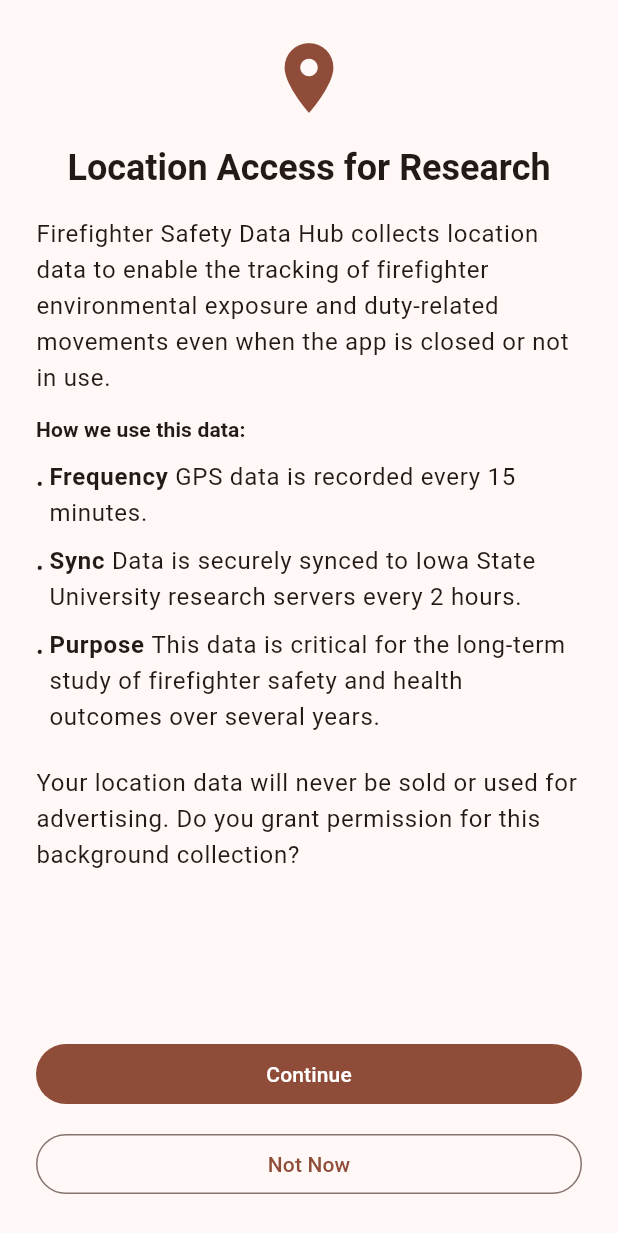
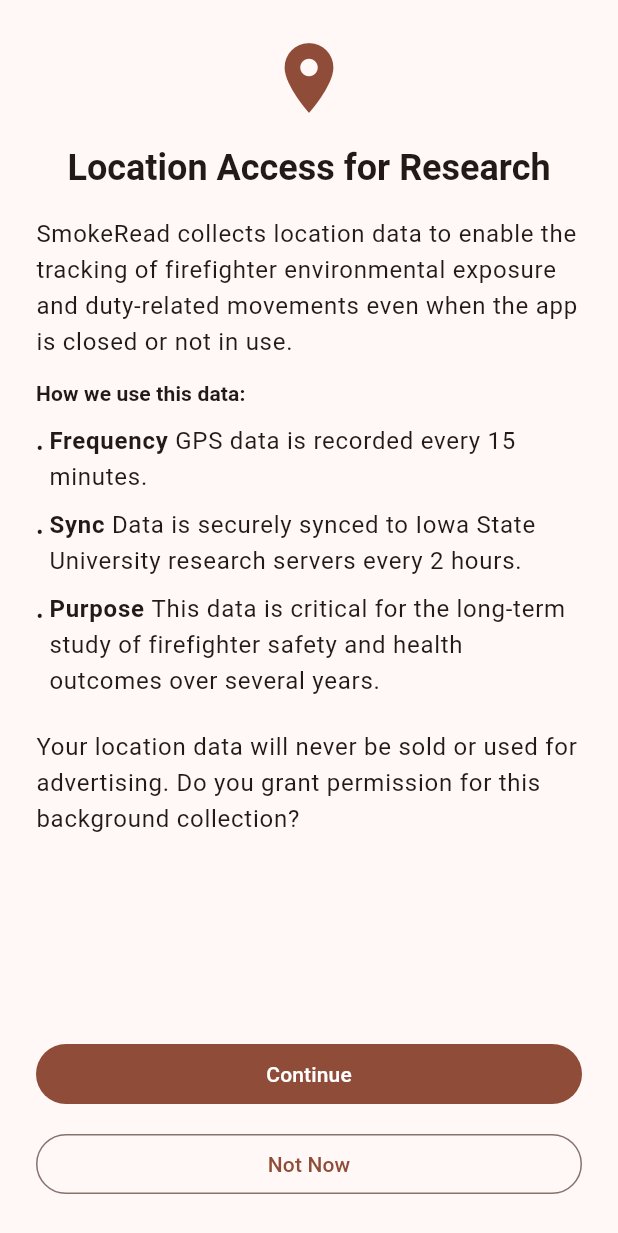
Before and after one commit to zycheah/firefighter-data-hub-frontend, a Flutter app: the LocationConsentPage screen opened directly, on a phone screen of 412 x 824 dp. Shown: the top 1233 px of the screen. Run offline on Flutter 3.47's test engine with Material 3 defaults, Android fonts, the phone set to English and light mode, and no system bars; our stand-ins replace flutter_secure_storage, geolocator, logger, permission_handler, shared_preferences, sqflite; missing offline and left inert: flutter_foreground_task; accounts and stored records are empty.

Commit message:
feat(mobile): rename the app to SmokeRead and update the app icon

```diff
--- a/mobile/lib/doc/location_consent.dart
+++ b/mobile/lib/doc/location_consent.dart
@@ -1,6 +1,6 @@
 final Map<String, dynamic> locationAccessContent = {
   "screen_title": "Location Access for Research",
-  "description": "Firefighter Safety Data Hub collects location data to enable the tracking of firefighter environmental exposure and duty-related movements even when the app is closed or not in use.",
+  "description": "SmokeRead collects location data to enable the tracking of firefighter environmental exposure and duty-related movements even when the app is closed or not in use.",
   "usage_section": {
     "title": "How we use this data:",
     "details": [
--- a/mobile/lib/main.dart
+++ b/mobile/lib/main.dart
@@ -38,7 +38,7 @@
   @override
   Widget build(BuildContext context) {
     return MaterialApp(
-      title: 'Firefighter Safety Data Hub',
+      title: 'SmokeRead',
       theme: ThemeData(
         colorScheme: ColorScheme.fromSeed(seedColor: Colors.deepOrange),
         useMaterial3: true,
--- a/mobile/lib/screens/home_tab.dart
+++ b/mobile/lib/screens/home_tab.dart
@@ -91,7 +91,7 @@
               )
             else
               const Text(
-                'Welcome to Firefighter Safety Data Hub',
+                'Welcome to SmokeRead',
                 style: TextStyle(
                   fontSize: 20,
                   color: Colors.grey,
--- a/mobile/lib/screens/login_page.dart
+++ b/mobile/lib/screens/login_page.dart
@@ -143,7 +143,7 @@
                   ),
                   const SizedBox(height: 24),
                   const Text(
-                    'Firefighter Guard',
+                    'SmokeRead',
                     style: TextStyle(
                       fontSize: 32,
                       fontWeight: FontWeight.bold,
--- a/mobile/lib/services/location_background_service.dart
+++ b/mobile/lib/services/location_background_service.dart
@@ -84,7 +84,7 @@
 
   factory LocationBackgroundService() => _instance;
 
-  static const String _notificationTitle = 'Firefighter Safety Tracker';
+  static const String _notificationTitle = 'SmokeRead';
   static const String _notificationText =
       'Recording your location for safety monitoring';
 
--- a/mobile/pubspec.yaml
+++ b/mobile/pubspec.yaml
@@ -63,6 +63,7 @@
   ios: true
   android: true
   image_path: "assets/icon.png"
+  remove_alpha_ios: true
 
 # For information on the generic Dart part of this file, see the
 # following page: https://dart.dev/tools/pub/pubspec
```
Also changed, not shown: mobile/assets/icon.png, 28 other files.
